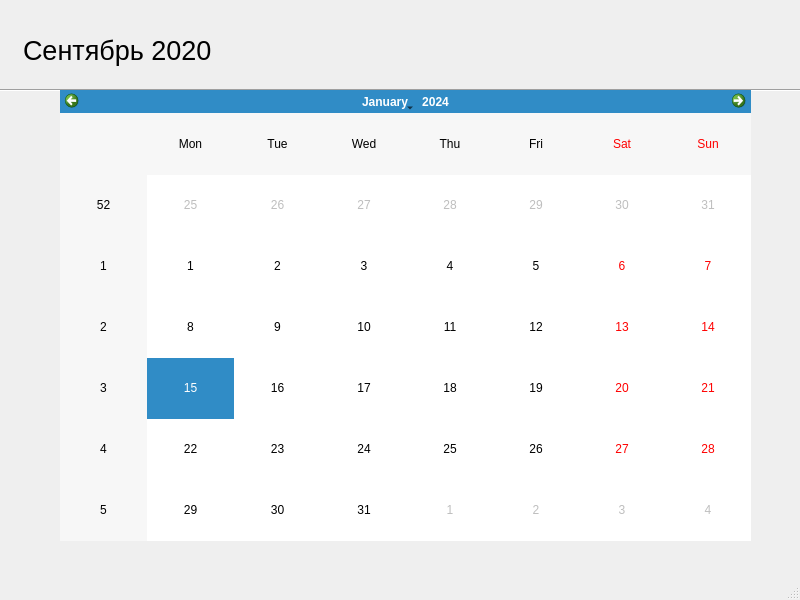
Old version of the form calendar.ui in the repository Ore111ek/ThisLifeIsMine.
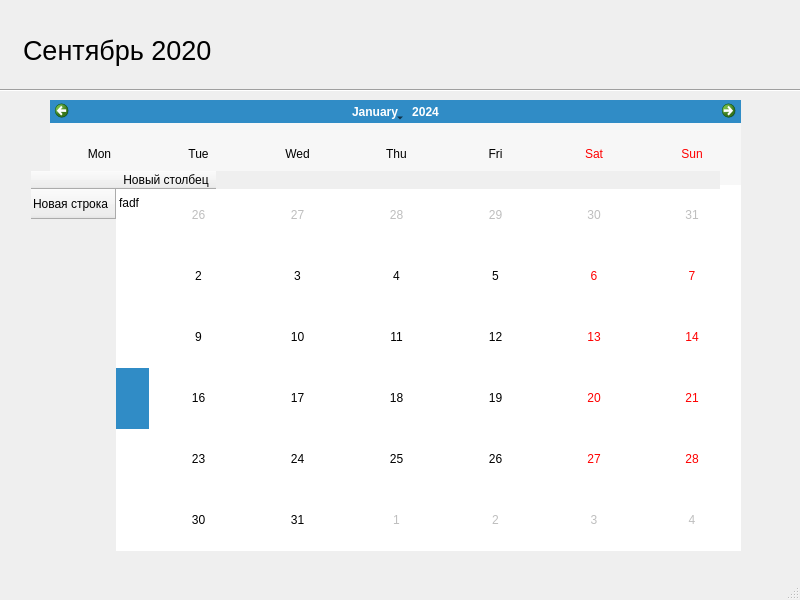
New version of the form. Icons and pictures are not drawn.

Diff of the .ui file:
```diff
--- a/calendar.ui
+++ b/calendar.ui
@@ -53,12 +53,46 @@
    <widget class="QCalendarWidget" name="calendarWidget">
     <property name="geometry">
      <rect>
-      <x>60</x>
-      <y>90</y>
+      <x>50</x>
+      <y>100</y>
       <width>691</width>
       <height>451</height>
      </rect>
     </property>
+    <property name="verticalHeaderFormat">
+     <enum>QCalendarWidget::NoVerticalHeader</enum>
+    </property>
+   </widget>
+   <widget class="QTableWidget" name="tableWidget">
+    <property name="geometry">
+     <rect>
+      <x>30</x>
+      <y>170</y>
+      <width>691</width>
+      <height>451</height>
+     </rect>
+    </property>
+    <property name="autoFillBackground">
+     <bool>false</bool>
+    </property>
+    <property name="styleSheet">
+     <string notr="true">QTableWidget {background-color: transparent;}</string>
+    </property>
+    <row>
+     <property name="text">
+      <string>Новая строка</string>
+     </property>
+    </row>
+    <column>
+     <property name="text">
+      <string>Новый столбец</string>
+     </property>
+    </column>
+    <item row="0" column="0">
+     <property name="text">
+      <string>fadf</string>
+     </property>
+    </item>
    </widget>
   </widget>
   <widget class="QMenuBar" name="menubar">
```
